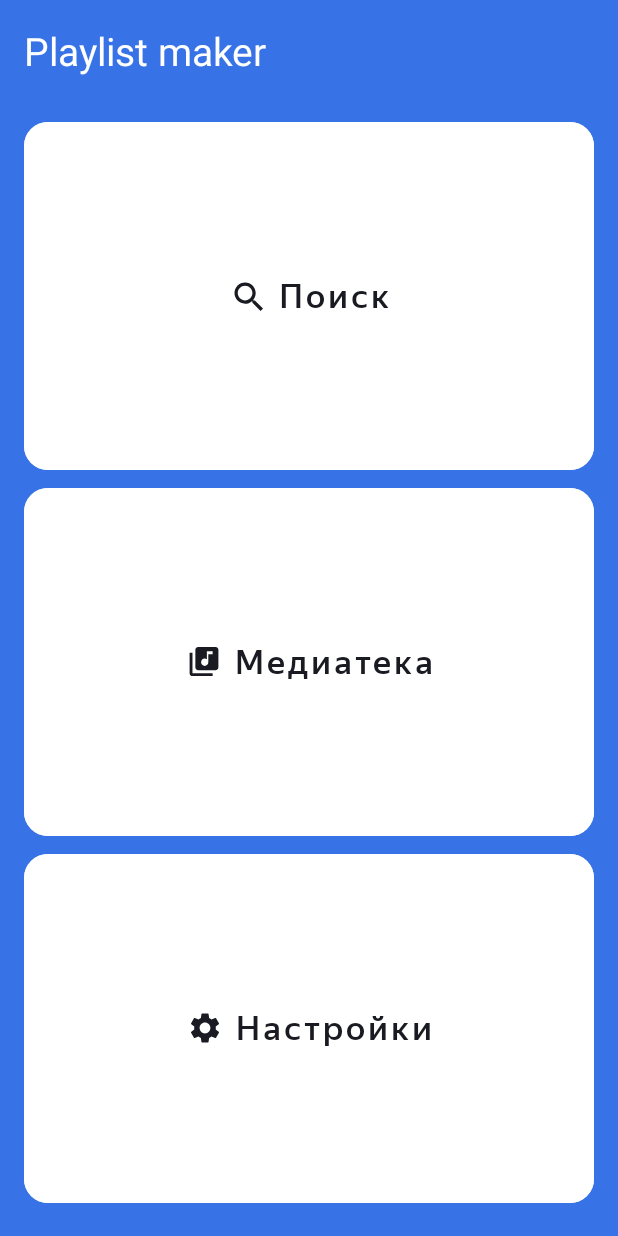
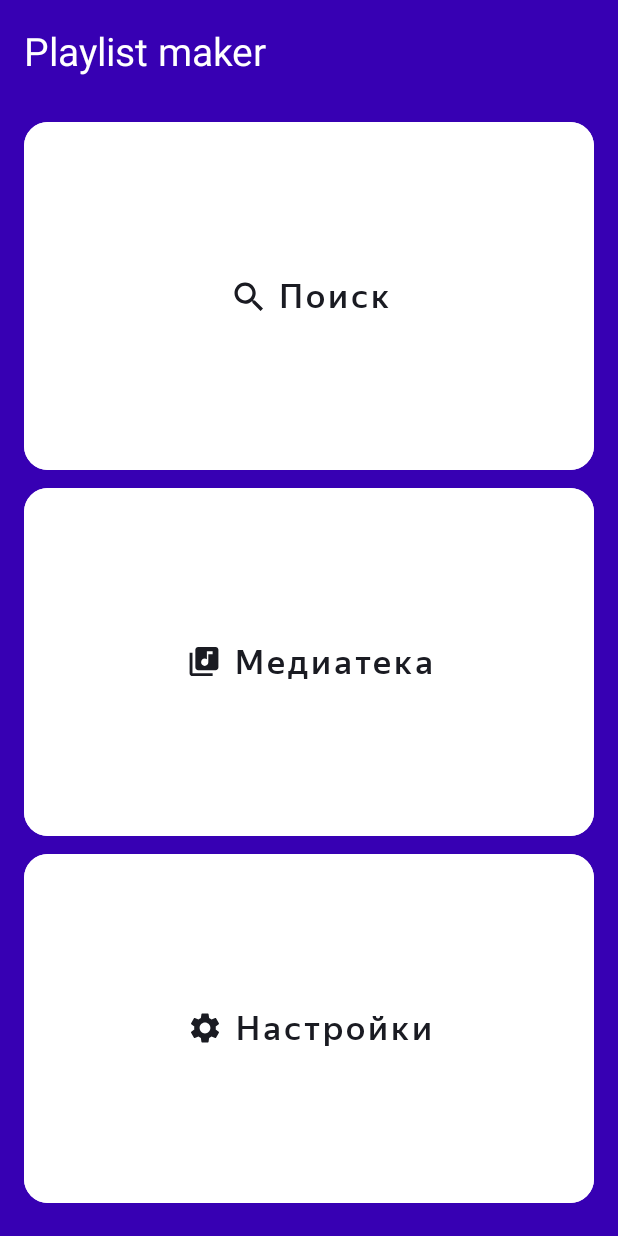
Before and after one commit to Semiteplov/PlaylistMaker, an Android app: the screen it shows after launch (MainActivity), on a phone screen of 412 x 824 dp. Run offline under Robolectric (Android 15) with nearby library versions, the phone set to English and light mode, and no system bars.

Commit message:
Sprint_12/23. Refactor according to the review comments

```diff
--- a/app/src/main/java/com/example/playlistmaker/App.kt
+++ b/app/src/main/java/com/example/playlistmaker/App.kt
@@ -11,13 +11,13 @@ class App : Application() {
     }
 
     var isDarkThemeEnabled = false
-    private lateinit var sharedPrefs: SharedPreferences
+    private val sharedPrefs: SharedPreferences by lazy {
+        getSharedPreferences(SHARED_PREFERENCES, MODE_PRIVATE)
+    }
 
     override fun onCreate() {
         super.onCreate()
-
-        sharedPrefs = getSharedPreferences(SHARED_PREFERENCES, MODE_PRIVATE)
-        switchTheme(sharedPrefs.getBoolean(DARK_THEME_ENABLED, false))
+        setAppThemeOnAppStart()
     }
 
     fun switchTheme(darkThemeEnabled: Boolean) {
@@ -32,4 +32,8 @@ class App : Application() {
         AppCompatDelegate.setDefaultNightMode(mode)
     }
 
+    private fun setAppThemeOnAppStart() {
+        isDarkThemeEnabled  = sharedPrefs.getBoolean(DARK_THEME_ENABLED, false)
+        switchTheme(isDarkThemeEnabled )
+    }
 }
--- a/app/src/main/res/layout/activity_main.xml
+++ b/app/src/main/res/layout/activity_main.xml
@@ -5,7 +5,7 @@
     android:layout_height="match_parent"
     xmlns:tools="http://schemas.android.com/tools"
     android:orientation="vertical"
-    android:background="#3772E7"
+    android:background="?attr/colorPrimaryDark"
     android:padding="16dp"
     tools:context=".MainActivity">
 
@@ -14,7 +14,7 @@
         android:layout_height="wrap_content"
         android:layout_gravity="start"
         android:text="@string/playlist_maker"
-        android:textColor="#ffffff"
+        android:textColor="@color/white"
         android:textSize="26sp" />
 
     <LinearLayout
```
Also changed, not shown: app/src/main/java/com/example/playlistmaker/SearchActivity.kt (+18 -15 lines), app/src/main/java/com/example/playlistmaker/TrackAdapter.kt (+11 -6 lines), app/src/main/res/layout/activity_search.xml (+8 -7 lines).
